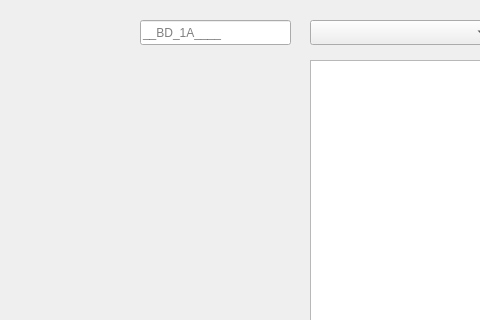
Qt form client/res/design.ui (brohithkr/KMIT-student-manager) before a commit; both pictures show x 0 to 480 and y 0 to 320 of the 640 by 480 pixel window.
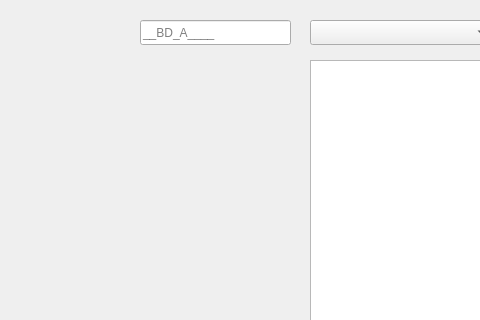
The same form after that commit.

Patch:
```diff
--- a/client/res/design.ui
+++ b/client/res/design.ui
@@ -60,7 +60,7 @@
       <number>10</number>
      </property>
      <property name="placeholderText">
-      <string>__BD_1A____</string>
+      <string>__BD_A____</string>
      </property>
     </widget>
     <widget class="QComboBox" name="PassType">
```
